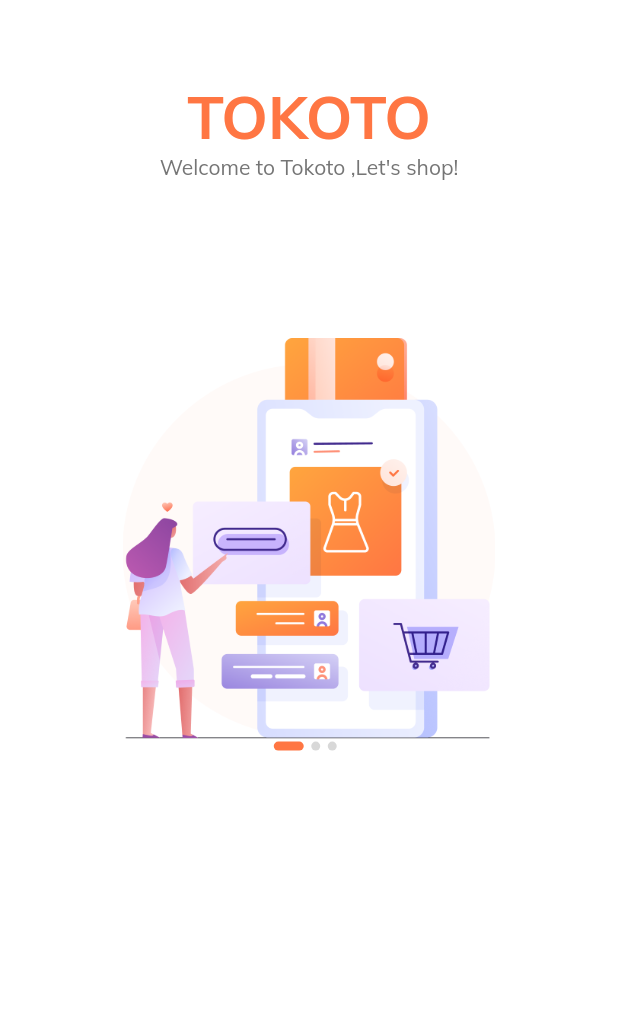
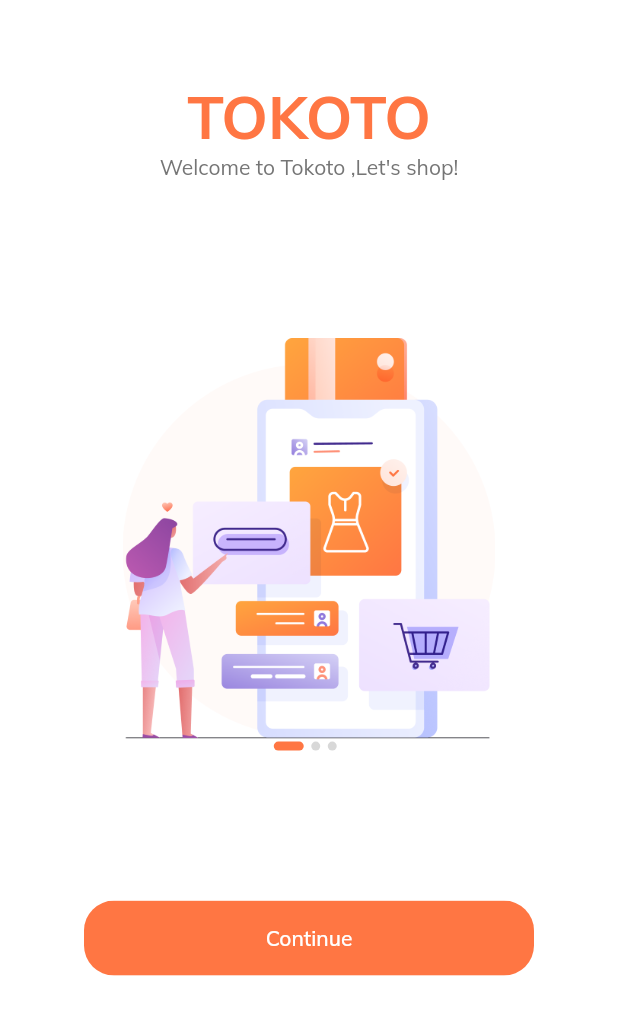
Before and after one commit to HalilMertDeveli/ETradeAppWithVideos-, a Flutter app: the screen it shows after launch, on a phone screen of 412 x 824 dp. Shown: the top 1015 px of the screen. Run offline on Flutter 3.47's test engine with Material 2 defaults, Android fonts, the light colour scheme and no system bars.

Commit message:
we did button by my self

```diff
--- a/lib/screens/splash/companets/body.dart
+++ b/lib/screens/splash/companets/body.dart
@@ -60,6 +60,24 @@
                       splashData.length,
                       (index) => buildDot(index: index),
                     ),
+                  ),
+                  SizedBox(
+                    height: 100,
+                  ),
+                  ClipRRect(
+                    borderRadius: BorderRadius.circular(20),
+                    child: Container(
+                      height: 50,
+                      width: 300,
+                      color: kPrimaryColor,
+                      child: MaterialButton(
+                        onPressed: () {},
+                        child: Text(
+                          'Continue',
+                          style: TextStyle(color: Colors.white),
+                        ),
+                      ),
+                    ),
                   )
                 ],
               ),
```
